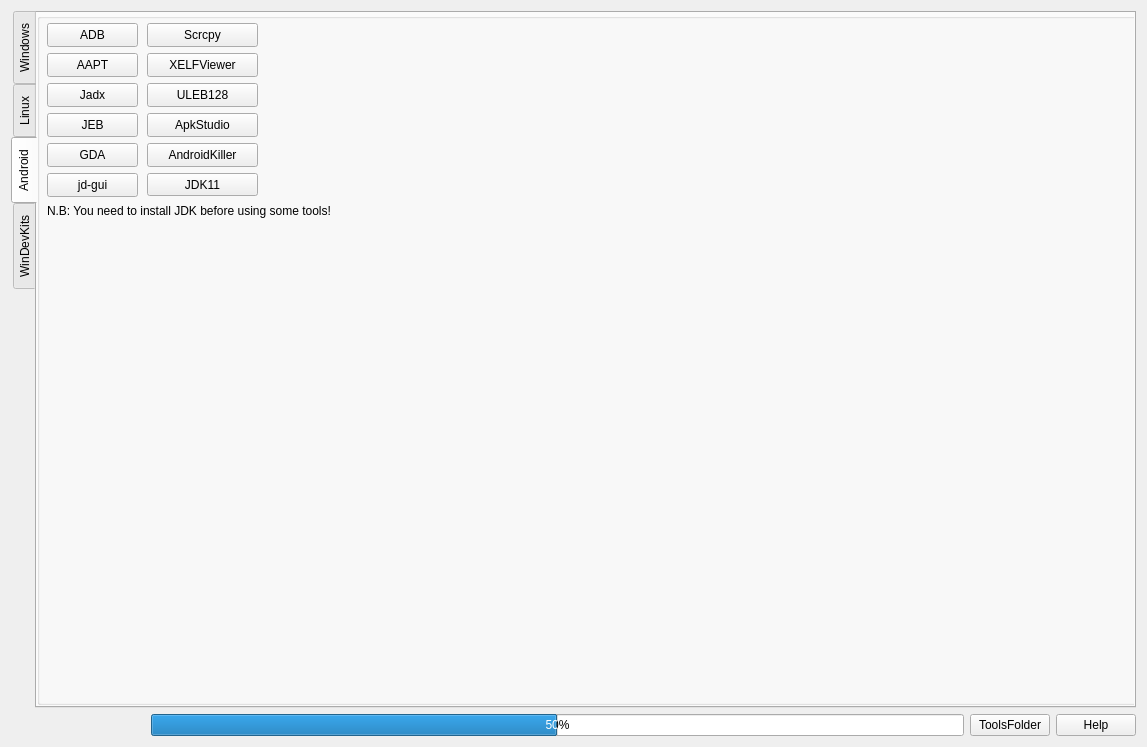
Old version of the form src/OpenArk/ui/reverse.ui in the repository BlackINT3/OpenArk.
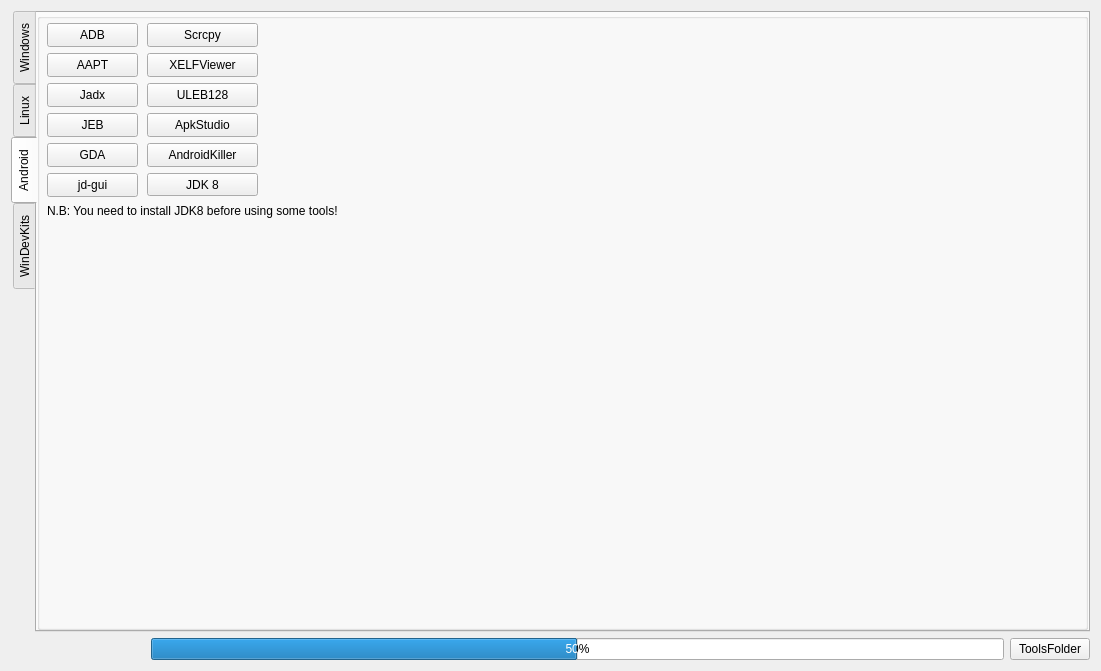
New version of the form. The open tabs and pages were chosen to show the change. Icons and pictures are not drawn.

Commit message: Add some reverse tools and Update README.

Patch:
```diff
--- a/src/OpenArk/ui/reverse.ui
+++ b/src/OpenArk/ui/reverse.ui
@@ -6,8 +6,8 @@
    <rect>
     <x>0</x>
     <y>0</y>
-    <width>1147</width>
-    <height>747</height>
+    <width>1101</width>
+    <height>671</height>
    </rect>
   </property>
   <property name="windowTitle">
@@ -1306,15 +1306,21 @@
       <attribute name="title">
        <string>Android</string>
       </attribute>
+      <layout class="QHBoxLayout" name="horizontalLayout_2">
+       <property name="leftMargin">
+        <number>0</number>
+       </property>
+       <property name="topMargin">
+        <number>0</number>
+       </property>
+       <property name="rightMargin">
+        <number>0</number>
+       </property>
+       <property name="bottomMargin">
+        <number>0</number>
+       </property>
+       <item>
       <widget class="QGroupBox" name="androidBox">
-       <property name="geometry">
-        <rect>
-         <x>0</x>
-         <y>0</y>
-         <width>1104</width>
-         <height>692</height>
-        </rect>
-       </property>
        <property name="sizePolicy">
         <sizepolicy hsizetype="Preferred" vsizetype="Expanding">
          <horstretch>0</horstretch>
@@ -1546,24 +1552,7 @@
          </font>
         </property>
         <property name="text">
-         <string>N.B: You need to install JDK before using some tools!</string>
-        </property>
-       </widget>
-       <widget class="QPushButton" name="jdk11Btn">
-        <property name="geometry">
-         <rect>
-          <x>110</x>
-          <y>160</y>
-          <width>111</width>
-          <height>23</height>
-         </rect>
-        </property>
-        <property name="text">
-         <string>JDK11</string>
-        </property>
-        <property name="icon">
-         <iconset resource="../res/openark.qrc">
-          <normaloff>:/OpenArk/devkits/jdk.ico</normaloff>:/OpenArk/devkits/jdk.ico</iconset>
+           <string>N.B: You need to install JDK8 before using some tools!</string>
         </property>
        </widget>
        <widget class="QPushButton" name="jd_guiBtn">
@@ -1586,7 +1575,26 @@
           <normaloff>:/OpenArk/revtools/jdgui.ico</normaloff>:/OpenArk/revtools/jdgui.ico</iconset>
         </property>
        </widget>
-      </widget>
+         <widget class="QPushButton" name="jdk8Btn">
+          <property name="geometry">
+           <rect>
+            <x>110</x>
+            <y>160</y>
+            <width>111</width>
+            <height>23</height>
+           </rect>
+          </property>
+          <property name="text">
+           <string>JDK 8</string>
+          </property>
+          <property name="icon">
+           <iconset resource="../res/openark.qrc">
+            <normaloff>:/OpenArk/devkits/jdk.ico</normaloff>:/OpenArk/devkits/jdk.ico</iconset>
+          </property>
+         </widget>
+        </widget>
+       </item>
+      </layout>
      </widget>
      <widget class="QWidget" name="tabWinDevKits">
       <attribute name="title">
@@ -2013,6 +2021,23 @@
             <normaloff>:/OpenArk/devkits/vcredist.ico</normaloff>:/OpenArk/devkits/vcredist.ico</iconset>
           </property>
          </widget>
+         <widget class="QPushButton" name="jdk11Btn">
+          <property name="geometry">
+           <rect>
+            <x>10</x>
+            <y>40</y>
+            <width>101</width>
+            <height>23</height>
+           </rect>
+          </property>
+          <property name="text">
+           <string>JDK11</string>
+          </property>
+          <property name="icon">
+           <iconset resource="../res/openark.qrc">
+            <normaloff>:/OpenArk/devkits/jdk.ico</normaloff>:/OpenArk/devkits/jdk.ico</iconset>
+          </property>
+         </widget>
         </widget>
        </item>
       </layout>
@@ -2044,13 +2069,6 @@
        </property>
       </widget>
      </item>
-     <item>
-      <widget class="QPushButton" name="toolsfolderBtn_2">
-       <property name="text">
-        <string>Help</string>
-       </property>
-      </widget>
-     </item>
     </layout>
    </item>
   </layout>
```
Left out of the diff: 32 changed lines with no effect on the pictures. Lines whose indentation alone changed are shown as unchanged. The commit also changes 6 other files.
